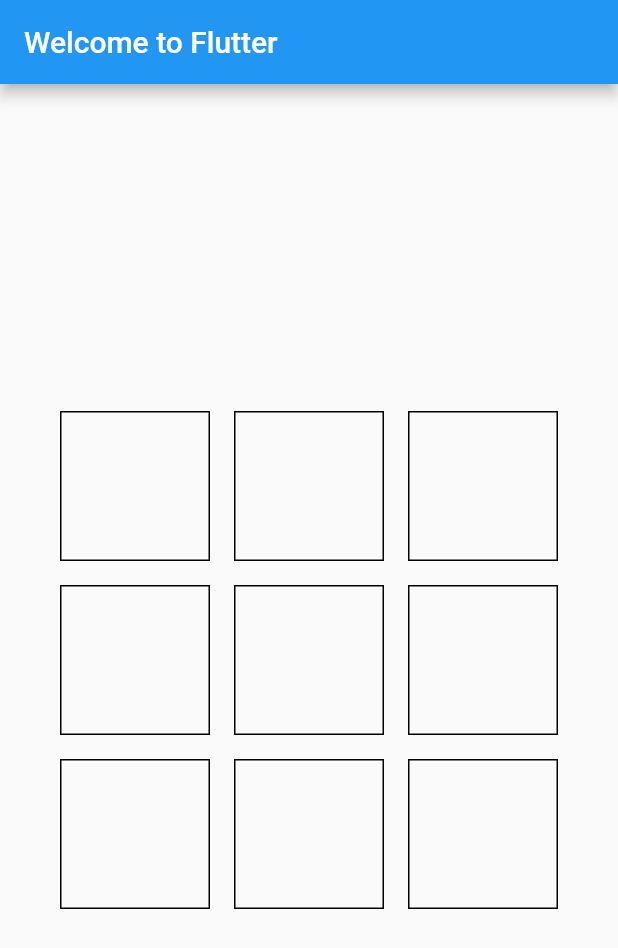
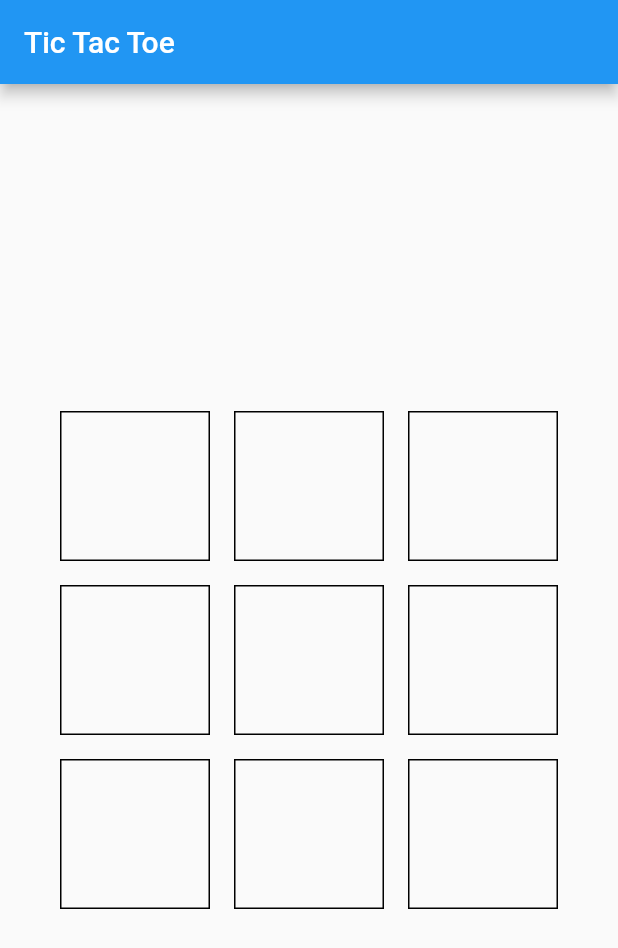
Before and after one commit to ScherrerMichael/Tic-Tac, a Flutter app: the screen it shows after launch, on a phone screen of 412 x 824 dp. Shown: the top 948 px of the screen. Run offline on Flutter 3.47's test engine with Material 2 defaults, Android fonts, the phone set to English and light mode, and no system bars.

Commit message:
added template directories

```diff
--- /dev/null
+++ b/lib/game.dart
@@ -0,0 +1 @@
+//Game logic.
--- a/lib/main.dart
+++ b/lib/main.dart
@@ -2,11 +2,14 @@
 // Use of this source code is governed by a BSD-style license that can be
 // found in the LICENSE file.
 
-//learning flutter layouts fro this url: https://flutter.dev/docs/development/ui/layout/tutorial
-
 import 'package:flutter/material.dart';
 
 void main() => runApp(MyApp());
+
+//welcome screen
+//prompt how many players
+//choose symbol
+//play game
 
 class BoxW extends StatefulWidget {
   @override
@@ -98,7 +101,7 @@ class MyApp extends StatelessWidget {
       title: 'Welcome to Flutter',
       home: Scaffold(
         appBar: AppBar(
-          title: Text('Welcome to Flutter'),
+          title: Text('Tic Tac Toe'),
         ),
         body: Center(
           child: Grid(),
--- /dev/null
+++ b/lib/prompts.dart
@@ -0,0 +1 @@
+//handle user prompts in the app.
--- /dev/null
+++ b/lib/welcome.dart
@@ -0,0 +1 @@
+//Welcome screen for when user started the app.
```
